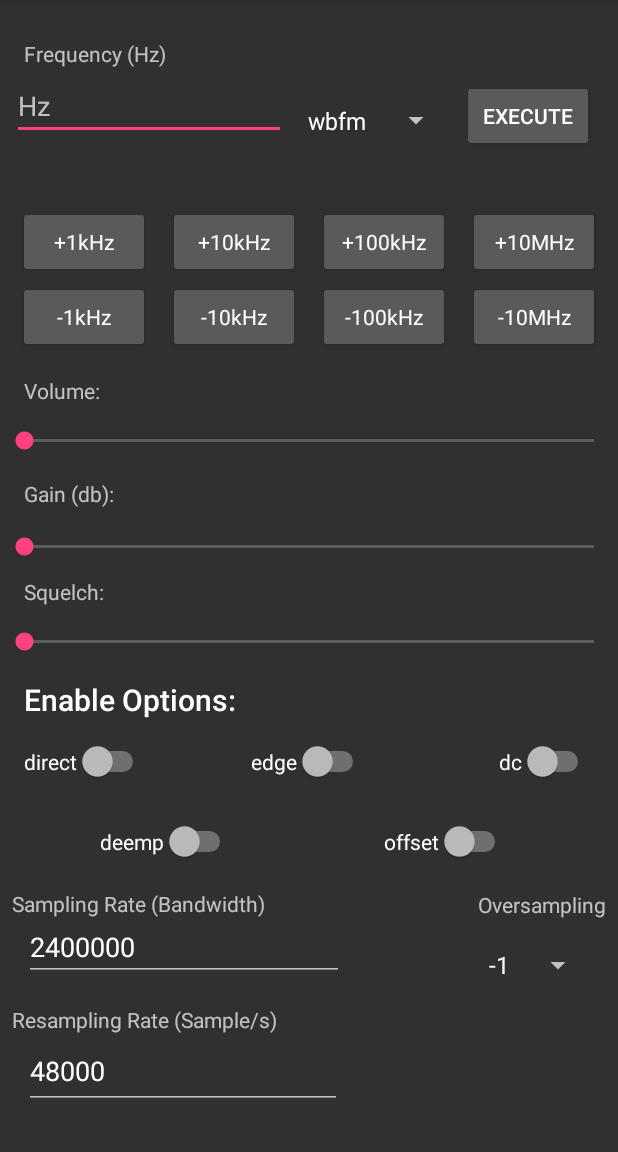
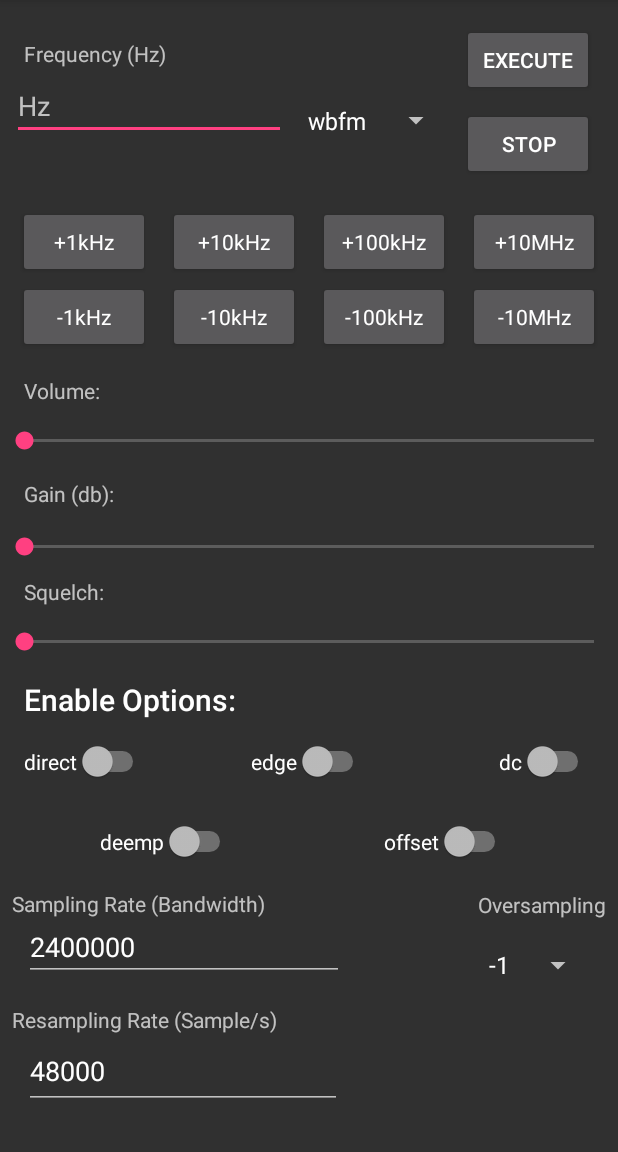
Before and after one commit to JimPatrizi/NetRTL, an Android app: the screen it shows after launch (MainActivity), on a phone screen of 412 x 824 dp, the part 84-1236 px from its top. Run offline under Robolectric (Android 15) with nearby library versions, the phone set to English and light mode, and no system bars; libraries missing offline, so code that uses them is left out: com.bensherman.rtlsdrdjava; 4 statements that could not run were skipped.

Commit message:
added sync for all available options, as well as stop button that sends STOP to server

```diff
--- a/app/src/main/java/jimpatrizi/com/netrtl/MainActivity.java
+++ b/app/src/main/java/jimpatrizi/com/netrtl/MainActivity.java
@@ -200,6 +200,8 @@ public class MainActivity extends AppCompatActivity
 
         switchInits();
 
+        stopButtonInit();
+
 //        ScrollView scrollView = (ScrollView) findViewById(R.id.scrollview);
 //        scrollView.setOnScrollChangeListener(new ScrollChangeListener(getApplicationContext()));
     }
@@ -316,6 +318,7 @@ public class MainActivity extends AppCompatActivity
 
         gainSeekBar = (SeekBar) findViewById(R.id.gain_seek); // initiate the Seekbar
         gainTextView = (TextView) findViewById(R.id.gain_text);
+        Parameters.TUNER_GAIN.setUiMembers(gainSeekBar, gainSeekBar.getClass());
 
         gainSeekBar.setMax(maxGainInt); // 0 maximum value for the Seek bar
         gainSeekBar.setProgress(Integer.parseInt(gain));
@@ -332,6 +335,7 @@ public class MainActivity extends AppCompatActivity
 
         squelchSeekBar = (SeekBar) findViewById(R.id.squelch_seek); // initiate the Seekbar
         squelchTextView = (TextView) findViewById(R.id.squelch_text);
+        Parameters.SQUELCH_LEVEL.setUiMembers(squelchSeekBar, squelchSeekBar.getClass());
 
         squelchSeekBar.setMax(maxSquelchInt); // 0 maximum value for the Seek bar
         squelchSeekBar.setProgress(Integer.parseInt(squelch));
@@ -348,6 +352,7 @@ public class MainActivity extends AppCompatActivity
 
         volumeSeekBar = (SeekBar) findViewById(R.id.volume_seek); // initiate the Seekbar
         volumeTextView = (TextView) findViewById(R.id.volume_text);
+        Parameters.VOLUME.setUiMembers(volumeSeekBar, volumeSeekBar.getClass());
 
         volumeSeekBar.setMax(maxVolumeInt); // 100 maximum value for the Seek bar
         //volumeSeekBar.setProgress(defaultVolumeInt);
@@ -364,6 +369,17 @@ public class MainActivity extends AppCompatActivity
         executeButton.setOnClickListener(new ExecuteButtonOnClickListener(getApplicationContext()));
     }
 
+    public void stopButtonInit()
+    {
+        Button stopButton = (Button) findViewById(R.id.stop);
+        stopButton.setOnClickListener(new View.OnClickListener() {
+            @Override
+            public void onClick(View view) {
+                tcpClient.sendToServer("STOP");
+            }
+        });
+    }
+
     /**
      * This spinnerInit method gets the spinner id from content_main.xml,
      * populates spinner with WBFM, AM, USB, LSB
@@ -373,6 +389,8 @@ public class MainActivity extends AppCompatActivity
         //init spinner from id
         modulationModeSpinner = (Spinner) findViewById(R.id.modeSpinner);
         oversampleModeSpinner = (Spinner) findViewById(R.id.oversamp_spinner);
+        Parameters.MODULATION_MODE.setUiMembers(modulationModeSpinner, modulationModeSpinner.getClass());
+        Parameters.OVERSAMPLING.setUiMembers(oversampleModeSpinner, oversampleModeSpinner.getClass());
         //spinner strings to populate spinner object
         String[] modeSpinnerStrings = new String[]{
                 "wbfm", "fm", "am", "usb", "lsb", "raw"
--- a/app/src/main/res/layout/content_main.xml
+++ b/app/src/main/res/layout/content_main.xml
@@ -149,7 +149,8 @@
             android:layout_marginLeft="8dp"
             android:layout_marginRight="16dp"
             android:layout_marginStart="8dp"
-            android:layout_marginTop="53dp"
+            android:layout_marginTop="16dp"
+            android:elevation="0dp"
             android:text="EXECUTE"
             app:layout_constraintHorizontal_bias="1.0"
             app:layout_constraintLeft_toRightOf="@+id/hz_input"
@@ -208,13 +209,13 @@
             android:id="@+id/p100khz"
             android:layout_width="88dp"
             android:layout_height="wrap_content"
-            android:layout_marginTop="36dp"
             android:text="+100kHz"
             android:textAppearance="@style/TextAppearance.AppCompat"
             app:layout_constraintLeft_toRightOf="@+id/p10khz"
             app:layout_constraintRight_toLeftOf="@+id/p10mhz"
-            app:layout_constraintTop_toBottomOf="@+id/execute"
-            tools:layout_constraintTop_creator="1" />
+            tools:layout_constraintTop_creator="1"
+            android:layout_marginTop="17dp"
+            app:layout_constraintTop_toBottomOf="@+id/stop" />
 
         <Button
             android:id="@+id/n100khz"
@@ -393,7 +394,7 @@
             android:layout_height="wrap_content"
             android:layout_marginBottom="8dp"
             android:layout_marginEnd="8dp"
-            android:layout_marginRight="-13dp"
+            android:layout_marginRight="8dp"
             android:text="Oversampling"
             app:layout_constraintBottom_toTopOf="@+id/oversamp_spinner"
             app:layout_constraintRight_toRightOf="parent" />
@@ -405,7 +406,20 @@
             android:layout_marginRight="16dp"
             android:layout_marginTop="46dp"
             app:layout_constraintRight_toRightOf="parent"
-            app:layout_constraintTop_toBottomOf="@+id/offset" />
+            app:layout_constraintTop_toBottomOf="@+id/offset"
+            android:layout_marginEnd="16dp" />
+
+        <Button
+            android:id="@+id/stop"
+            android:layout_width="wrap_content"
+            android:layout_height="wrap_content"
+            android:layout_marginEnd="16dp"
+            android:layout_marginTop="8dp"
+            android:text="STOP"
+            app:layout_constraintRight_toRightOf="parent"
+            app:layout_constraintTop_toBottomOf="@+id/execute"
+            tools:layout_constraintRight_creator="1"
+            tools:layout_constraintTop_creator="1" />
 
     </android.support.constraint.ConstraintLayout>
 
```
Also changed, not shown: app/src/main/java/jimpatrizi/com/netrtl/Parameters.java (+38 -0 lines), app/src/main/java/jimpatrizi/com/netrtl/ResponseListener.java (+26 -0 lines).
